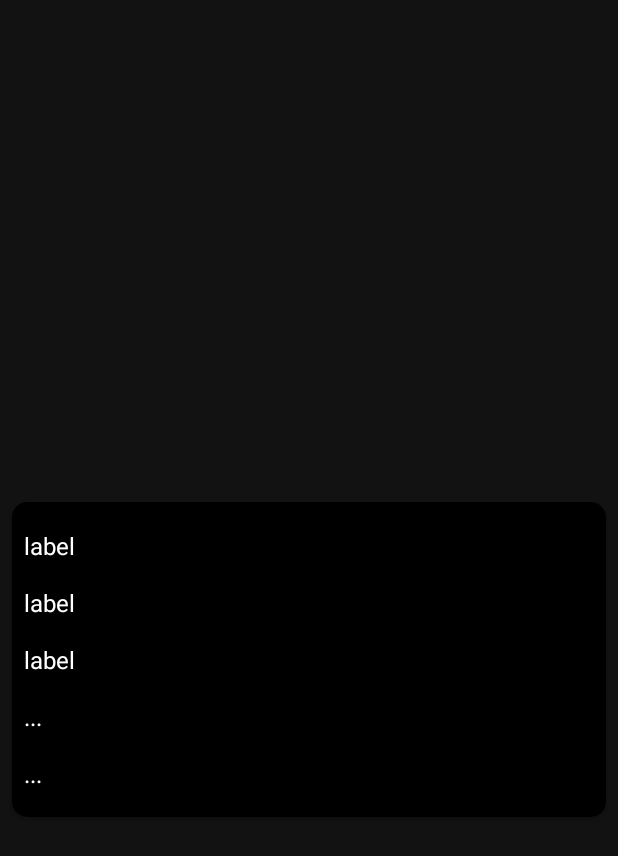
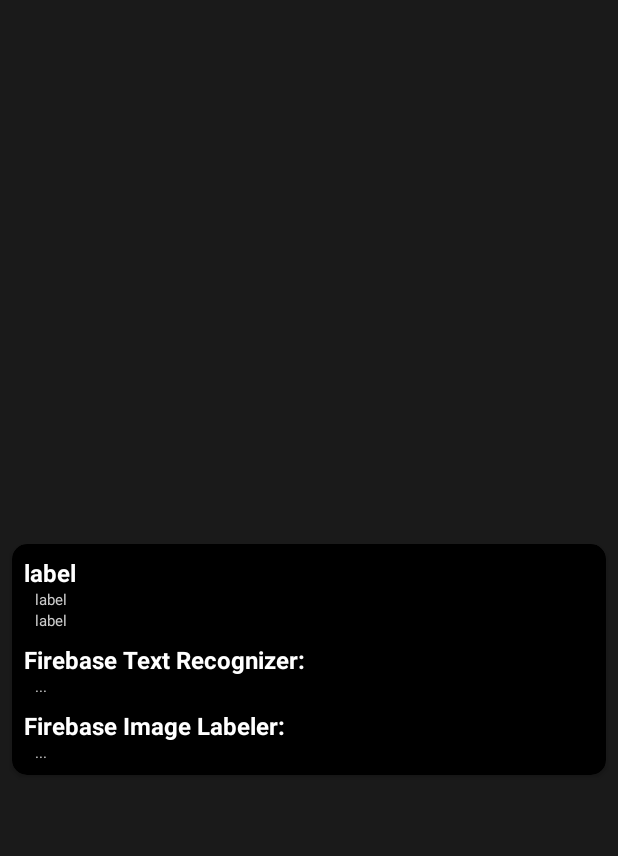
Before and after one commit to pablo-campos/flickr-sample, an Android app: the DetailsActivity screen opened directly, with no data from a screen before it, on a phone screen of 412 x 824 dp. Shown: the top 856 px of the screen. Run offline under Robolectric (Android 15) with nearby library versions, the phone set to English and light mode, and no system bars; libraries missing offline, so code that uses them is left out: androidx.palette.graphics, org.apache.commons; pictures from the network do not load; 6 statements that could not run were skipped.

Commit message:
Update: adding some style components.

```diff
--- a/flickr/src/main/java/com/pablocampos/flickrsample/activity/DetailsActivity.java
+++ b/flickr/src/main/java/com/pablocampos/flickrsample/activity/DetailsActivity.java
@@ -57,9 +57,10 @@
 	private TextView feedDateTaken;
 	private TextView feedDatePublished;
 	private TextView firebaseTextRecognizer;
+	private TextView firebaseTextRecognizerValue;
 	private TextView firebaseLabelImage;
+	private TextView firebaseLabelImageValue;
 	private TextView feedTagsLabel;
-	private ChipGroup feedTags;
 
 
 
@@ -89,7 +90,6 @@
 
 					@Override
 					public boolean onResourceReady (final Bitmap bitmap, final Object model, final Target<Bitmap> target, final DataSource dataSource, final boolean isFirstResource) {
-						setDetailColors(bitmap);
 						setToolbarColors(bitmap);
 						processFirebaseServices(bitmap);
 						return false;
@@ -110,12 +110,16 @@
 		feedDatePublished.setText(String.format(getResources().getString(R.string.date_published_label), feed.getPublished()));
 
 		firebaseTextRecognizer  = findViewById(R.id.firebase_text_recognizer);
+		firebaseTextRecognizer.setText(getResources().getString(R.string.firebase_text_recognizer_label));
+		firebaseTextRecognizerValue  = findViewById(R.id.firebase_text_recognizer_value);
 		firebaseLabelImage  = findViewById(R.id.firebase_label_image);
+		firebaseLabelImage.setText(getResources().getString(R.string.firebase_label_image_label));
+		firebaseLabelImageValue  = findViewById(R.id.firebase_label_image_value);
 
 		// Update tags
 		feedTagsLabel = findViewById(R.id.feed_tags_label);
 		feedTagsLabel.setText(getResources().getString(R.string.tags_label));
-		feedTags = findViewById(R.id.chip_group);
+		final ChipGroup feedTags = findViewById(R.id.chip_group);
 		feedTags.setChipSpacing(8);
 		if (feed.getTags() != null && !feed.getTags().isEmpty()){
 			String[] tags = feed.getTags().split(" ", 10);
@@ -142,23 +146,22 @@
 			feedTagsLabel.setVisibility(View.GONE);
 			feedTags.setVisibility(View.GONE);
 		}
+
+
+		setDetailColors();
 	}
 
 
 
-	private void setDetailColors (Bitmap bitmap){
-
-		Palette palette = createPaletteSync(bitmap);
-		Palette.Swatch lightVibrantSwatch = palette.getLightVibrantSwatch();
-
-		int textColor = lightVibrantSwatch != null ? lightVibrantSwatch.getRgb() :  Color.WHITE;
-
-		feedAuthor.setTextColor(textColor);
-		feedDateTaken.setTextColor(textColor);
-		feedDatePublished.setTextColor(textColor);
-		firebaseTextRecognizer.setTextColor(textColor);
-		firebaseLabelImage.setTextColor(textColor);
-		feedTagsLabel.setTextColor(textColor);
+	private void setDetailColors (){
+		feedAuthor.setTextColor(Color.WHITE);
+		feedDateTaken.setTextColor(Color.LTGRAY);
+		feedDatePublished.setTextColor(Color.LTGRAY);
+		firebaseTextRecognizer.setTextColor(Color.WHITE);
+		firebaseTextRecognizerValue.setTextColor(Color.LTGRAY);
+		firebaseLabelImage.setTextColor(Color.WHITE);
+		firebaseLabelImageValue.setTextColor(Color.LTGRAY);
+		feedTagsLabel.setTextColor(Color.WHITE);
 	}
 
 
@@ -203,9 +206,12 @@
 
 
 	/**
-	 *
+	 * ML Kit APIs, we apply both based on the Bitmap downloaded via Glide.
+	 * Text Recognizer.
+	 * Image Labeler.
 	 */
 	public void processFirebaseServices (Bitmap bitmap) {
+
 		FirebaseVisionImage image = FirebaseVisionImage.fromBitmap(bitmap);
 
 		// Text Recognizer
@@ -214,8 +220,9 @@
 						.addOnSuccessListener(new OnSuccessListener<FirebaseVisionText>() {
 							@Override
 							public void onSuccess(FirebaseVisionText firebaseVisionText) {
+
 								// Task completed successfully
-								firebaseTextRecognizer.setText(String.format(getResources().getString(R.string.firebase_text_recognizer_label), firebaseVisionText.getText()));
+								firebaseTextRecognizerValue.setText(firebaseVisionText.getText());
 							}
 						})
 						.addOnFailureListener(
@@ -224,6 +231,7 @@
 									public void onFailure(@NonNull Exception e) {
 										// Task failed with an exception
 										firebaseTextRecognizer.setVisibility(View.GONE);
+										firebaseTextRecognizerValue.setVisibility(View.GONE);
 										supportStartPostponedEnterTransition();		// Proceed with enter transition
 									}
 								});
@@ -237,13 +245,19 @@
 
 						// Task completed successfully
 						String description = "";
-						for (FirebaseVisionImageLabel label: labels) {
+						for (int i = 0 ; i < labels.size() ; i++) {
+
+							FirebaseVisionImageLabel label = labels.get(i);
 							String text = label.getText();
 							float confidence = label.getConfidence();
-							description = description.concat("\n\t" + text + " - " + confidence * 100 + "%");
+							if (i == 0){
+								description = description.concat(text + " - " + confidence * 100 + "%");
+							} else {
+								description = description.concat("\n" + text + " - " + confidence * 100 + "%");
+							}
 						}
 
-						firebaseLabelImage.setText(String.format(getResources().getString(R.string.firebase_label_image_label), description));
+						firebaseLabelImageValue.setText(description);
 						supportStartPostponedEnterTransition();		// Proceed with enter transition
 					}
 				})
@@ -252,6 +266,7 @@
 					public void onFailure(@NonNull Exception e) {
 						// Task failed with an exception
 						firebaseLabelImage.setVisibility(View.GONE);
+						firebaseLabelImageValue.setVisibility(View.GONE);
 						supportStartPostponedEnterTransition();		// Proceed with enter transition
 					}
 				});
--- a/flickr/src/main/res/layout/activity_details.xml
+++ b/flickr/src/main/res/layout/activity_details.xml
@@ -6,7 +6,8 @@
 	xmlns:tools="http://schemas.android.com/tools"
 	android:layout_width="match_parent"
 	android:layout_height="match_parent"
-	android:animateLayoutChanges="true" >
+	android:animateLayoutChanges="true"
+	android:background="#1A1A1A">
 
 	<androidx.appcompat.widget.Toolbar
 		android:id="@+id/toolbar"
@@ -29,8 +30,8 @@
 			android:layout_width="match_parent"
 			android:layout_height="wrap_content"
 			app:cardCornerRadius="@dimen/card_radius"
-			android:layout_marginTop="@dimen/small_margin"
-			android:layout_marginBottom="@dimen/small_margin"
+			android:layout_marginTop="@dimen/large_margin"
+			android:layout_marginBottom="@dimen/large_margin"
 			android:layout_marginStart="@dimen/medium_margin"
 			android:layout_marginEnd="@dimen/medium_margin"
 			android:foreground="?android:attr/selectableItemBackground"
@@ -79,8 +80,8 @@
 					<LinearLayout
 						android:layout_width="match_parent"
 						android:layout_height="wrap_content"
-						android:paddingTop="@dimen/large_margin"
-						android:paddingBottom="@dimen/large_margin"
+						android:paddingTop="@dimen/medium_margin"
+						android:paddingBottom="@dimen/medium_margin"
 						android:orientation="vertical"
 						android:animateLayoutChanges="true">
 
@@ -89,16 +90,19 @@
 							android:layout_width="wrap_content"
 							android:layout_height="wrap_content"
 							android:textSize="@dimen/medium_font_size"
-							android:layout_margin="@dimen/medium_margin"
+							android:layout_marginStart="@dimen/medium_margin"
+							android:layout_marginEnd="@dimen/medium_margin"
 							android:textColor="@color/feed_title_text_color"
+							android:textStyle="bold"
 							android:text="label"/>
 
 						<TextView
 							android:id="@+id/feed_date_taken"
 							android:layout_width="wrap_content"
 							android:layout_height="wrap_content"
-							android:textSize="@dimen/medium_font_size"
-							android:layout_margin="@dimen/medium_margin"
+							android:textSize="@dimen/xsmall_font_size"
+							android:layout_marginStart="@dimen/xlarge_margin"
+							android:layout_marginEnd="@dimen/medium_margin"
 							android:textColor="@color/feed_title_text_color"
 							android:text="label"/>
 
@@ -106,8 +110,9 @@
 							android:id="@+id/feed_date_published"
 							android:layout_width="wrap_content"
 							android:layout_height="wrap_content"
-							android:textSize="@dimen/medium_font_size"
-							android:layout_margin="@dimen/medium_margin"
+							android:textSize="@dimen/xsmall_font_size"
+							android:layout_marginStart="@dimen/xlarge_margin"
+							android:layout_marginEnd="@dimen/medium_margin"
 							android:textColor="@color/feed_title_text_color"
 							android:text="label"/>
 
@@ -116,7 +121,20 @@
 							android:layout_width="wrap_content"
 							android:layout_height="wrap_content"
 							android:textSize="@dimen/medium_font_size"
-							android:layout_margin="@dimen/medium_margin"
+							android:layout_marginTop="@dimen/medium_margin"
+							android:layout_marginStart="@dimen/medium_margin"
+							android:layout_marginEnd="@dimen/medium_margin"
+							android:textColor="@color/feed_title_text_color"
+							android:textStyle="bold"
+							android:text="..."/>
+
+						<TextView
+							android:id="@+id/firebase_text_recognizer_value"
+							android:layout_width="wrap_content"
+							android:layout_height="wrap_content"
+							android:textSize="@dimen/xsmall_font_size"
+							android:layout_marginStart="@dimen/xlarge_margin"
+							android:layout_marginEnd="@dimen/medium_margin"
 							android:textColor="@color/feed_title_text_color"
 							android:text="..."/>
 
@@ -125,7 +143,20 @@
 							android:layout_width="wrap_content"
 							android:layout_height="wrap_content"
 							android:textSize="@dimen/medium_font_size"
-							android:layout_margin="@dimen/medium_margin"
+							android:layout_marginTop="@dimen/medium_margin"
+							android:layout_marginStart="@dimen/medium_margin"
+							android:layout_marginEnd="@dimen/medium_margin"
+							android:textColor="@color/feed_title_text_color"
+							android:textStyle="bold"
+							android:text="..."/>
+
+						<TextView
+							android:id="@+id/firebase_label_image_value"
+							android:layout_width="wrap_content"
+							android:layout_height="wrap_content"
+							android:textSize="@dimen/xsmall_font_size"
+							android:layout_marginStart="@dimen/xlarge_margin"
+							android:layout_marginEnd="@dimen/medium_margin"
 							android:textColor="@color/feed_title_text_color"
 							android:text="..."/>
 
@@ -137,6 +168,7 @@
 							android:textColor="@color/feed_title_text_color"
 							android:layout_margin="@dimen/medium_margin"
 							android:layout_marginBottom="0dp"
+							android:textStyle="bold"
 							android:text="label"/>
 
 						<com.google.android.material.chip.ChipGroup
--- a/flickr/src/main/res/layout/activity_flickr.xml
+++ b/flickr/src/main/res/layout/activity_flickr.xml
@@ -4,10 +4,10 @@
 	xmlns:tools="http://schemas.android.com/tools"
 	android:layout_width="match_parent"
 	android:layout_height="match_parent"
-	tools:context=".activity.FlickrActivity">
+	tools:context=".activity.FlickrActivity"
+	android:background="#1A1A1A">
 
 	<androidx.swiperefreshlayout.widget.SwipeRefreshLayout
-		xmlns:android="http://schemas.android.com/apk/res/android"
 		android:id="@+id/swiperefresh"
 		android:layout_width="match_parent"
 		android:layout_height="match_parent">
@@ -16,8 +16,6 @@
 			android:id="@+id/feedGrid"
 			android:layout_width="match_parent"
 			android:layout_height="match_parent"
-			android:layout_marginTop="@dimen/small_margin"
-			android:layout_marginBottom="@dimen/small_margin"
 			android:layout_marginStart="@dimen/medium_margin"
 			android:layout_marginEnd="@dimen/medium_margin"/>
 
--- a/flickr/src/main/res/values/dimens.xml
+++ b/flickr/src/main/res/values/dimens.xml
@@ -4,6 +4,7 @@
 
 	<dimen name="card_radius">10dp</dimen>
 
+	<dimen name="xsmall_font_size">10sp</dimen>
 	<dimen name="small_font_size">12sp</dimen>
 	<dimen name="medium_font_size">16sp</dimen>
 	<dimen name="large_font_size">27sp</dimen>
--- a/flickr/src/main/res/values/strings.xml
+++ b/flickr/src/main/res/values/strings.xml
@@ -9,8 +9,8 @@
 	<string name="author_label">Author : %s</string>
 	<string name="date_taken_label">Date Taken: %s</string>
 	<string name="date_published_label">Date Published: %s</string>
-	<string name="firebase_text_recognizer_label">Firebase Text Recognizer: %s</string>
-	<string name="firebase_label_image_label">Firebase Image Labeler: %s</string>
+	<string name="firebase_text_recognizer_label">Firebase Text Recognizer:</string>
+	<string name="firebase_label_image_label">Firebase Image Labeler:</string>
 	<string name="tags_label">Tags:</string>
 
 	<string name="no_internet_error_title">No Internet Connection</string>
```
